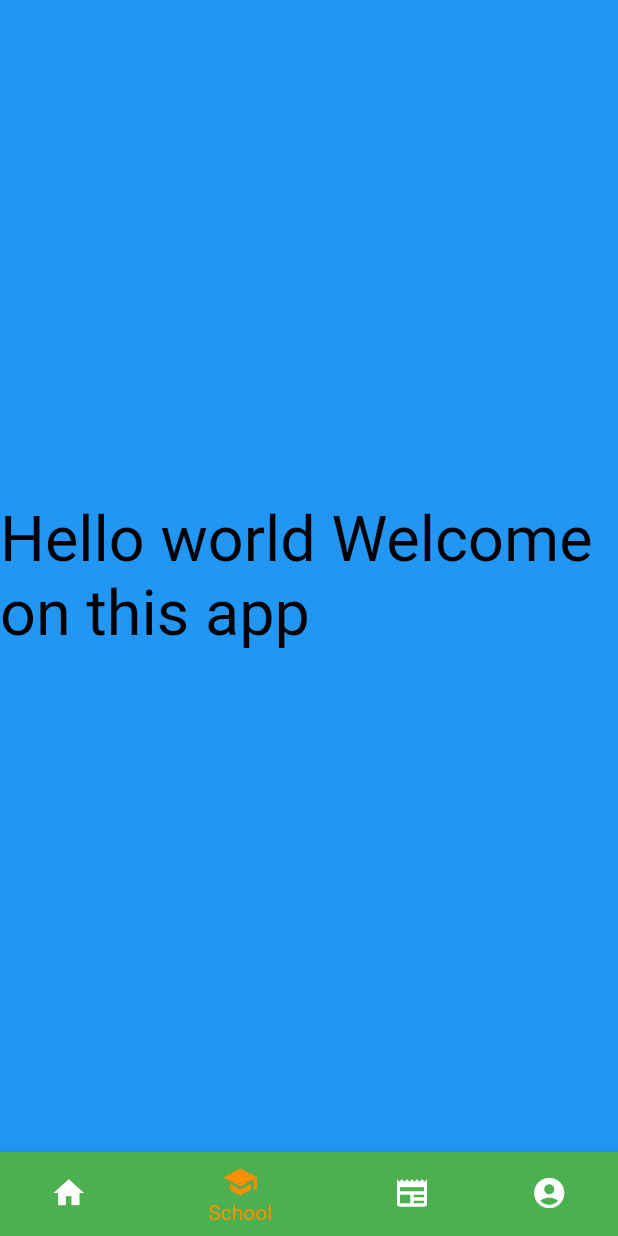
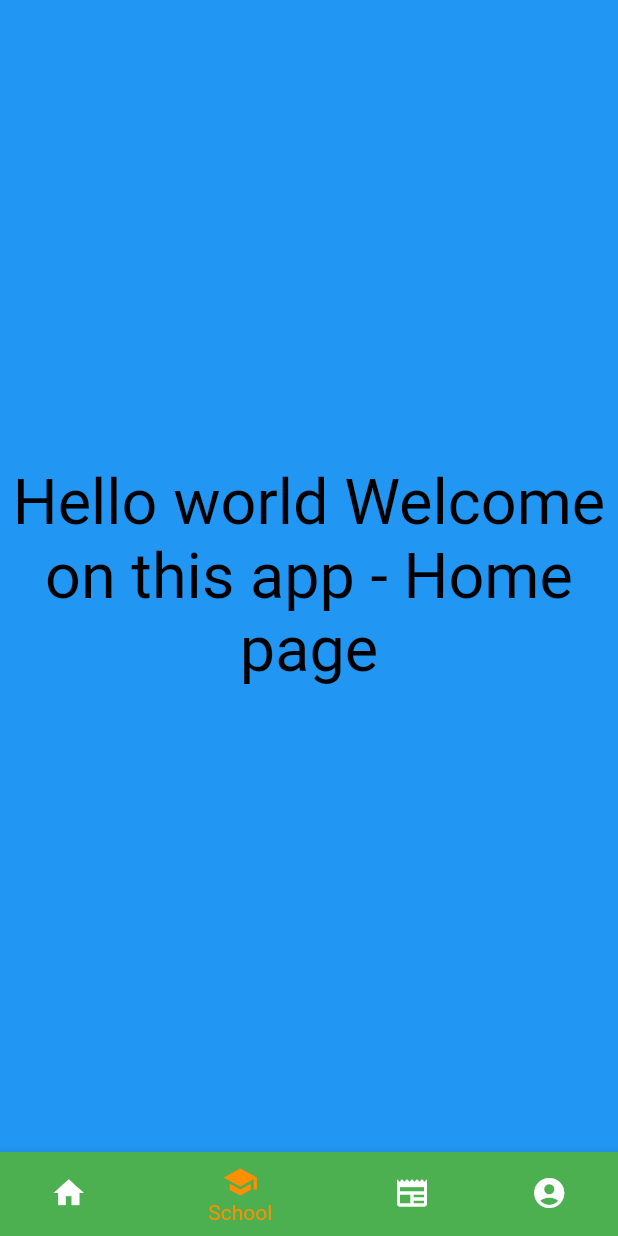
Before and after one commit to Nathannicolle/flutter-experiments, a Flutter app: the screen it shows after launch, item 2 of the bottom bar chosen, on a phone screen of 412 x 824 dp. Run offline on Flutter 3.47's test engine with Material 2 defaults, Android fonts, the phone set to English and light mode, and no system bars; missing offline and left inert: dart:html.

Commit message:
starting multi-pages management

```diff
--- a/ownTest/lib/main.dart
+++ b/ownTest/lib/main.dart
@@ -21,7 +21,7 @@ void main() {
 class MyApp extends StatelessWidget {
   const MyApp({Key? key}) : super(key: key);
 
-  static const String _title = 'Flutter Code Sample';
+  static const String _title = 'Flutter Hello world app';
 
   @override
   Widget build(BuildContext context) {
@@ -65,6 +65,11 @@ class _MyStatefulWidgetState extends State<MyStatefulWidget> {
   void _onItemTapped(int index) {
     setState(() {
       _selectedIndex = index;
+      switch(_selectedIndex) {
+        case 0:
+          MaterialPageRoute(builder: (context) => const MyStatefulWidget());
+          break;
+      }
     });
   }
 
@@ -73,13 +78,16 @@ class _MyStatefulWidgetState extends State<MyStatefulWidget> {
     return Scaffold(
       body: Container(
           color: Colors.blue,
-          child: Center(
-              child: Text(
-                  'Hello world Welcome on this app',
+          child: Align(
+              child: Container(
+                  child: Text (
+                      'Hello world Welcome on this app - Home page',
+                      textAlign: TextAlign.center,
                       textDirection: TextDirection.ltr,
                       textScaleFactor: 3,
                       style : TextStyle(
                         color: Colors.black,
+                      )
                   )
               ),
           )
```
Lines whose indentation alone changed are shown as unchanged.
